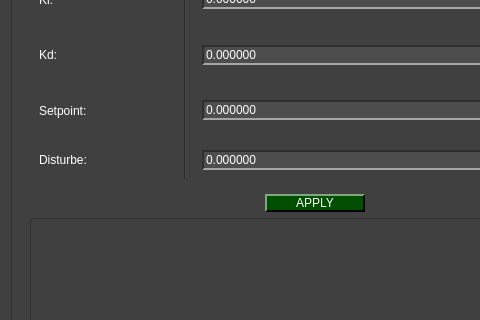
Old version of the form pydaq/uis/PyDAQ_pid_control_window_dialog.ui in the repository samirmartins/pydaq; both pictures show x 0 to 480 and y 164 to 484 of the 631 by 804 pixel window.
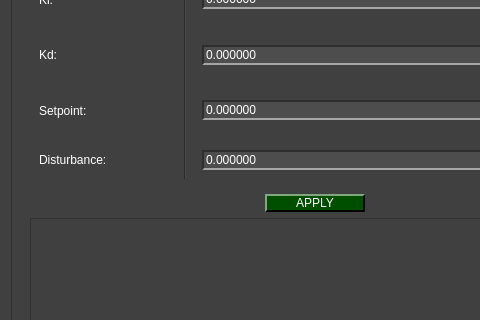
New version of the form. Icons and pictures are not drawn.

```diff
--- a/pydaq/uis/PyDAQ_pid_control_window_dialog.ui
+++ b/pydaq/uis/PyDAQ_pid_control_window_dialog.ui
@@ -538,7 +538,7 @@
 </string>
                </property>
                <property name="text">
-                <string>Disturbe:</string>
+                <string>Disturbance:</string>
                </property>
               </widget>
              </item>
```
